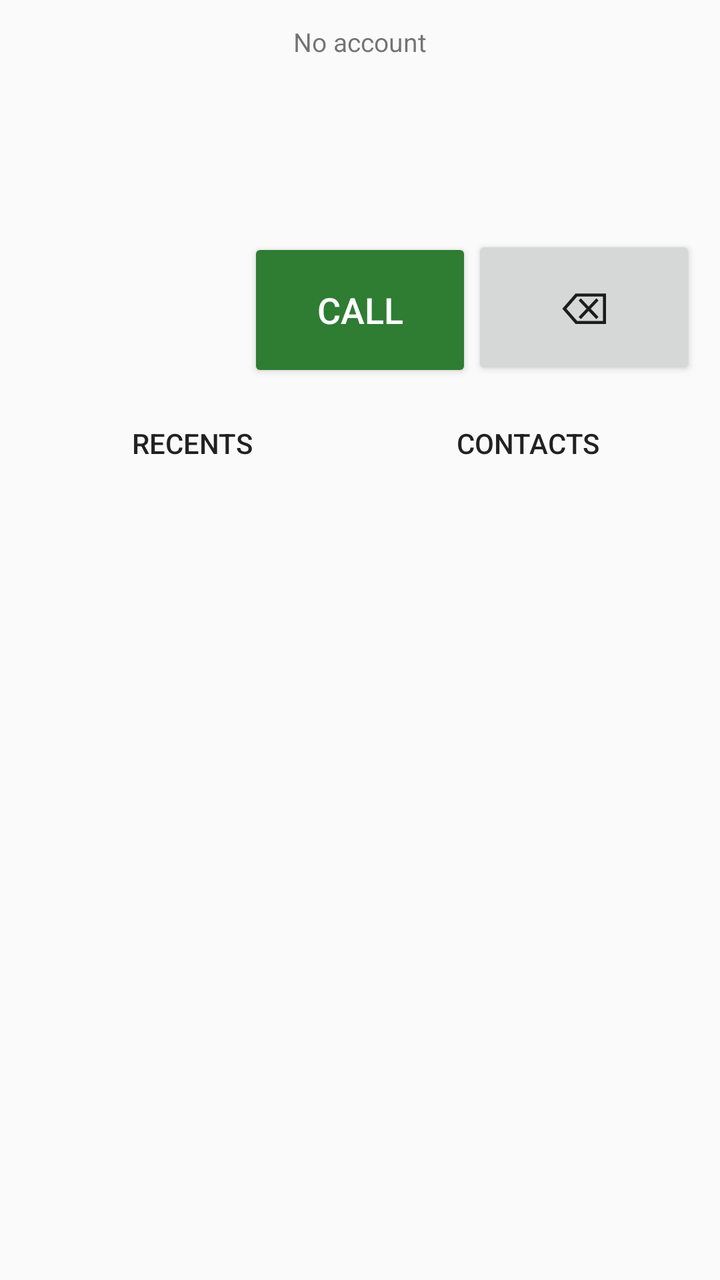
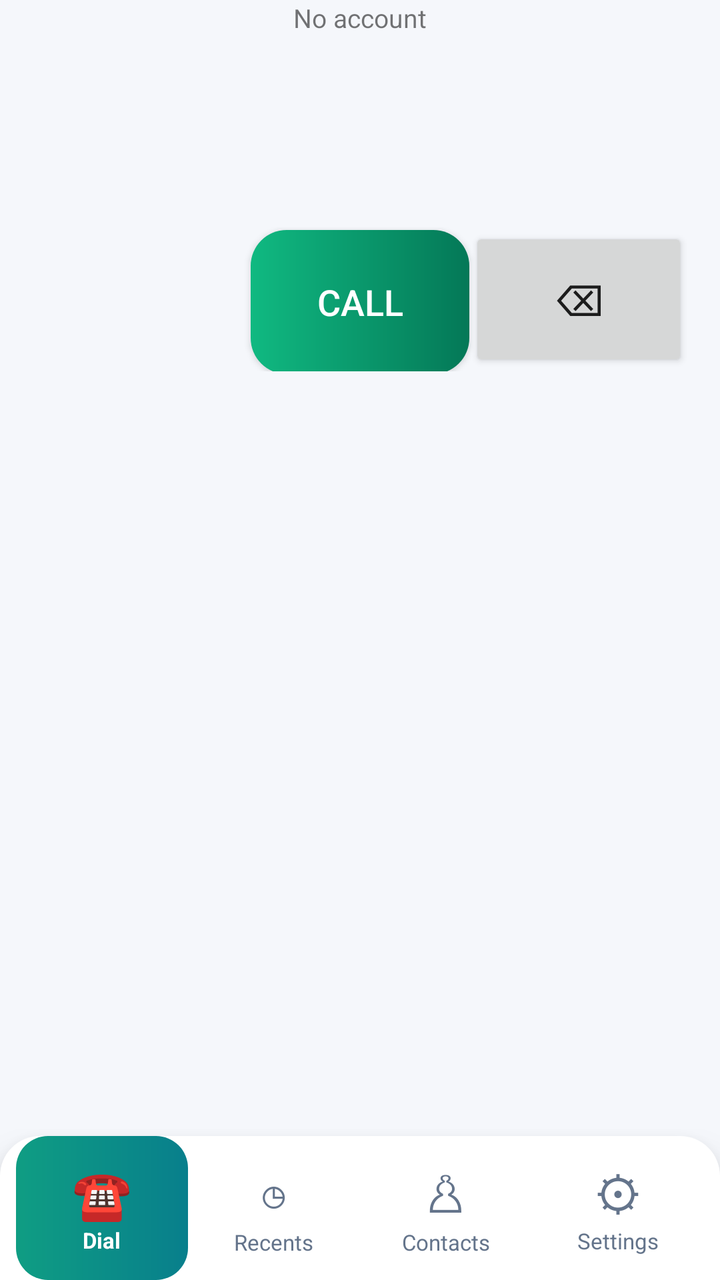

Two renders of the same Android screen: before a commit and after it. Below are the layout's source before the change and the commit's diff.
<!-- AndroidManifest.xml: application theme Theme.SoftDial -->
<!-- res/layout/activity_main.xml -->
<?xml version="1.0" encoding="utf-8"?>
<LinearLayout xmlns:android="http://schemas.android.com/apk/res/android"
    android:layout_width="match_parent"
    android:layout_height="match_parent"
    android:orientation="vertical"
    android:padding="12dp">

    <TextView
        android:id="@+id/tvReg"
        android:layout_width="match_parent"
        android:layout_height="wrap_content"
        android:gravity="center"
        android:text="No account"
        android:textSize="13sp" />

    
    <LinearLayout
        android:id="@+id/dialerGroup"
        android:layout_width="match_parent"
        android:layout_height="match_parent"
        android:orientation="vertical">

        <Button
            android:id="@+id/btnFrom"
            style="?android:attr/borderlessButtonStyle"
            android:layout_width="match_parent"
            android:layout_height="wrap_content"
            android:visibility="gone" />

        <TextView
            android:id="@+id/tvNumber"
            android:layout_width="match_parent"
            android:layout_height="56dp"
            android:ellipsize="start"
            android:gravity="center"
            android:maxLines="1"
            android:textSize="32sp" />

        <TextView
            android:id="@+id/tvContact"
            android:layout_width="match_parent"
            android:layout_height="24dp"
            android:gravity="center"
            android:textSize="14sp" />

        <GridLayout
            android:id="@+id/pad"
            android:layout_width="match_parent"
            android:layout_height="wrap_content"
            android:columnCount="3" />

        <LinearLayout
            android:layout_width="match_parent"
            android:layout_height="wrap_content"
            android:layout_marginTop="8dp"
            android:orientation="horizontal">

            <View
                android:layout_width="0dp"
                android:layout_height="1dp"
                android:layout_weight="1" />

            <Button
                android:id="@+id/btnCall"
                android:layout_width="0dp"
                android:layout_height="72dp"
                android:layout_weight="1"
                android:backgroundTint="#2E7D32"
                android:text="Call"
                android:textColor="#FFFFFF"
                android:textSize="18sp" />

            <Button
                android:id="@+id/btnBack"
                android:layout_width="0dp"
                android:layout_height="72dp"
                android:layout_weight="1"
                android:text="⌫"
                android:textSize="22sp" />
        </LinearLayout>

        <LinearLayout
            android:layout_width="match_parent"
            android:layout_height="wrap_content"
            android:layout_marginTop="8dp"
            android:orientation="horizontal">

            <Button
                android:id="@+id/btnRecents"
                style="?android:attr/borderlessButtonStyle"
                android:layout_width="0dp"
                android:layout_height="wrap_content"
                android:layout_weight="1"
                android:text="Recents" />

            <Button
                android:id="@+id/btnContacts"
                style="?android:attr/borderlessButtonStyle"
                android:layout_width="0dp"
                android:layout_height="wrap_content"
                android:layout_weight="1"
                android:text="Contacts" />
        </LinearLayout>
    </LinearLayout>

    
    <ScrollView
        android:id="@+id/callGroup"
        android:layout_width="match_parent"
        android:layout_height="match_parent"
        android:fillViewport="true"
        android:visibility="gone">

        <LinearLayout
            android:layout_width="match_parent"
            android:layout_height="wrap_content"
            android:gravity="center_horizontal"
            android:orientation="vertical">

            <TextView
                android:id="@+id/tvCallInfo"
                android:layout_width="wrap_content"
                android:layout_height="wrap_content"
                android:layout_marginTop="32dp"
                android:textSize="28sp" />

            <TextView
                android:id="@+id/tvCallState"
                android:layout_width="wrap_content"
                android:layout_height="wrap_content"
                android:layout_marginTop="8dp"
                android:textSize="16sp" />

            <LinearLayout
                android:id="@+id/controls"
                android:layout_width="match_parent"
                android:layout_height="wrap_content"
                android:layout_marginTop="32dp"
                android:orientation="vertical"
                android:visibility="gone">

                <LinearLayout
                    android:layout_width="match_parent"
                    android:layout_height="wrap_content"
                    android:orientation="horizontal">

                    <Button
                        android:id="@+id/btnMute"
                        android:layout_width="0dp"
                        android:layout_height="wrap_content"
                        android:layout_weight="1"
                        android:text="Mute" />

                    <Button
                        android:id="@+id/btnSpeaker"
                        android:layout_width="0dp"
                        android:layout_height="wrap_content"
                        android:layout_weight="1"
                        android:text="Speaker" />

                    <Button
                        android:id="@+id/btnRecord"
                        android:layout_width="0dp"
                        android:layout_height="wrap_content"
                        android:layout_weight="1"
                        android:text="Record" />
                </LinearLayout>

                <LinearLayout
                    android:layout_width="match_parent"
                    android:layout_height="wrap_content"
                    android:orientation="horizontal">

                    <Button
                        android:id="@+id/btnKeypad"
                        android:layout_width="0dp"
                        android:layout_height="wrap_content"
                        android:layout_weight="1"
                        android:text="Keypad" />

                    <Button
                        android:id="@+id/btnHold"
                        android:layout_width="0dp"
                        android:layout_height="wrap_content"
                        android:layout_weight="1"
                        android:text="Hold" />

                    <Button
                        android:id="@+id/btnSwap"
                        android:layout_width="0dp"
                        android:layout_height="wrap_content"
                        android:layout_weight="1"
                        android:text="Swap"
                        android:visibility="gone" />

                    <Button
                        android:id="@+id/btnAddCall"
                        android:layout_width="0dp"
                        android:layout_height="wrap_content"
                        android:layout_weight="1"
                        android:text="Add call" />
                </LinearLayout>
            </LinearLayout>

            <TextView
                android:id="@+id/tvDtmf"
                android:layout_width="match_parent"
                android:layout_height="wrap_content"
                android:layout_marginTop="8dp"
                android:ellipsize="start"
                android:gravity="center"
                android:maxLines="1"
                android:textSize="22sp"
                android:visibility="gone" />

            <GridLayout
                android:id="@+id/dtmfPad"
                android:layout_width="match_parent"
                android:layout_height="wrap_content"
                android:columnCount="3"
                android:visibility="gone" />

            
            <LinearLayout
                android:id="@+id/waitingGroup"
                android:layout_width="match_parent"
                android:layout_height="wrap_content"
                android:layout_marginTop="16dp"
                android:orientation="vertical"
                android:visibility="gone">

                <TextView
                    android:id="@+id/tvWaiting"
                    android:layout_width="match_parent"
                    android:layout_height="wrap_content"
                    android:gravity="center"
                    android:textSize="16sp" />

                <LinearLayout
                    android:layout_width="match_parent"
                    android:layout_height="wrap_content"
                    android:orientation="horizontal">

                    <Button
                        android:id="@+id/btnAnswerWaiting"
                        android:layout_width="0dp"
                        android:layout_height="wrap_content"
                        android:layout_weight="1"
                        android:backgroundTint="#2E7D32"
                        android:text="Hold &amp; answer"
                        android:textColor="#FFFFFF" />

                    <Button
                        android:id="@+id/btnDeclineWaiting"
                        android:layout_width="0dp"
                        android:layout_height="wrap_content"
                        android:layout_weight="1"
                        android:text="Decline" />
                </LinearLayout>
            </LinearLayout>

            <LinearLayout
                android:layout_width="match_parent"
                android:layout_height="wrap_content"
                android:layout_marginTop="24dp"
                android:orientation="horizontal">

                <Button
                    android:id="@+id/btnAnswer"
                    android:layout_width="0dp"
                    android:layout_height="72dp"
                    android:layout_weight="1"
                    android:backgroundTint="#2E7D32"
                    android:text="Answer"
                    android:textColor="#FFFFFF"
                    android:visibility="gone" />

                <Button
                    android:id="@+id/btnHangup"
                    android:layout_width="0dp"
                    android:layout_height="72dp"
                    android:layout_weight="1"
                    android:backgroundTint="#C62828"
                    android:text="Hang up"
                    android:textColor="#FFFFFF" />
            </LinearLayout>
        </LinearLayout>
    </ScrollView>
</LinearLayout>
<!-- resources referenced by this layout -->
<resources>
  <style name="Theme.SoftDial" parent="Theme.AppCompat.DayNight.DarkActionBar" />
</resources>

<!-- the commit's change to res/layout/activity_main.xml (unified diff, before → after) -->
@@ -3,7 +3,7 @@
     android:layout_width="match_parent"
     android:layout_height="match_parent"
     android:orientation="vertical"
-    android:padding="12dp">
+    android:background="#F5F7FB">
 
     <TextView
         android:id="@+id/tvReg"
@@ -17,7 +17,11 @@
     <LinearLayout
         android:id="@+id/dialerGroup"
         android:layout_width="match_parent"
-        android:layout_height="match_parent"
+        android:layout_height="0dp"
+        android:layout_weight="1"
+        android:paddingStart="16dp"
+        android:paddingEnd="16dp"
+        android:paddingTop="8dp"
         android:orientation="vertical">
 
         <Button
@@ -65,7 +69,7 @@
                 android:layout_width="0dp"
                 android:layout_height="72dp"
                 android:layout_weight="1"
-                android:backgroundTint="#2E7D32"
+                android:background="@drawable/bg_call_gradient"
                 android:text="Call"
                 android:textColor="#FFFFFF"
                 android:textSize="18sp" />
@@ -91,6 +95,7 @@
                 android:layout_width="0dp"
                 android:layout_height="wrap_content"
                 android:layout_weight="1"
+                android:visibility="gone"
                 android:text="Recents" />
 
             <Button
@@ -99,6 +104,7 @@
                 android:layout_width="0dp"
                 android:layout_height="wrap_content"
                 android:layout_weight="1"
+                android:visibility="gone"
                 android:text="Contacts" />
         </LinearLayout>
     </LinearLayout>
@@ -107,7 +113,8 @@
     <ScrollView
         android:id="@+id/callGroup"
         android:layout_width="match_parent"
-        android:layout_height="match_parent"
+        android:layout_height="0dp"
+        android:layout_weight="1"
         android:fillViewport="true"
         android:visibility="gone">
 
@@ -286,4 +293,67 @@
             </LinearLayout>
         </LinearLayout>
     </ScrollView>
+
+    <LinearLayout
+        android:id="@+id/bottomNav"
+        android:layout_width="match_parent"
+        android:layout_height="72dp"
+        android:orientation="horizontal"
+        android:gravity="center"
+        android:background="@drawable/bg_bottom_nav"
+        android:elevation="12dp"
+        android:paddingStart="8dp"
+        android:paddingEnd="8dp">
+
+        <LinearLayout
+            android:id="@+id/navDial"
+            android:layout_width="0dp"
+            android:layout_height="match_parent"
+            android:layout_weight="1"
+            android:gravity="center"
+            android:orientation="vertical"
+            android:background="@drawable/bg_nav_selected"
+            android:clickable="true"
+            android:focusable="true"
+            android:contentDescription="Dialer">
+            <TextView android:layout_width="wrap_content" android:layout_height="wrap_content" android:text="☎" android:textSize="24sp" android:textColor="#FFFFFF"/>
+            <TextView android:layout_width="wrap_content" android:layout_height="wrap_content" android:text="Dial" android:textSize="11sp" android:textStyle="bold" android:textColor="#FFFFFF"/>
+        </LinearLayout>
+
+        <LinearLayout
+            android:id="@+id/navRecents"
+            android:layout_width="0dp"
+            android:layout_height="match_parent"
+            android:layout_weight="1"
+            android:gravity="center"
+            android:orientation="vertical"
+            android:clickable="true" android:focusable="true" android:contentDescription="Recent calls">
+            <TextView android:layout_width="wrap_content" android:layout_height="wrap_content" android:text="◷" android:textSize="25sp" android:textColor="#64748B"/>
+            <TextView android:layout_width="wrap_content" android:layout_height="wrap_content" android:text="Recents" android:textSize="11sp" android:textColor="#64748B"/>
+        </LinearLayout>
+
+        <LinearLayout
+            android:id="@+id/navContacts"
+            android:layout_width="0dp"
+            android:layout_height="match_parent"
+            android:layout_weight="1"
+            android:gravity="center"
+            android:orientation="vertical"
+            android:clickable="true" android:focusable="true" android:contentDescription="Contacts">
+            <TextView android:layout_width="wrap_content" android:layout_height="wrap_content" android:text="♙" android:textSize="25sp" android:textColor="#64748B"/>
+            <TextView android:layout_width="wrap_content" android:layout_height="wrap_content" android:text="Contacts" android:textSize="11sp" android:textColor="#64748B"/>
+        </LinearLayout>
+
+        <LinearLayout
+            android:id="@+id/navSettings"
+            android:layout_width="0dp"
+            android:layout_height="match_parent"
+            android:layout_weight="1"
+            android:gravity="center"
+            android:orientation="vertical"
+            android:clickable="true" android:focusable="true" android:contentDescription="Settings">
+            <TextView android:layout_width="wrap_content" android:layout_height="wrap_content" android:text="⚙" android:textSize="24sp" android:textColor="#64748B"/>
+            <TextView android:layout_width="wrap_content" android:layout_height="wrap_content" android:text="Settings" android:textSize="11sp" android:textColor="#64748B"/>
+        </LinearLayout>
+    </LinearLayout>
 </LinearLayout>
<!-- resource entries referenced after the edit -->
@@ -1,5 +1,23 @@
 <!-- resources referenced by this layout -->
 <resources>
+  <!-- drawable bg_bottom_nav (drawable) -->
+  <?xml version="1.0" encoding="utf-8"?>
+  <shape xmlns:android="http://schemas.android.com/apk/res/android" android:shape="rectangle">
+      <solid android:color="#FFFFFF" />
+      <corners android:topLeftRadius="20dp" android:topRightRadius="20dp" />
+  </shape>
+  <!-- drawable bg_call_gradient (drawable) -->
+  <?xml version="1.0" encoding="utf-8"?>
+  <shape xmlns:android="http://schemas.android.com/apk/res/android" android:shape="rectangle">
+      <gradient android:startColor="#10B981" android:endColor="#047857" android:angle="0" />
+      <corners android:radius="18dp" />
+  </shape>
+  <!-- drawable bg_nav_selected (drawable) -->
+  <?xml version="1.0" encoding="utf-8"?>
+  <shape xmlns:android="http://schemas.android.com/apk/res/android" android:shape="rectangle">
+      <gradient android:startColor="#0F9D83" android:endColor="#087F8C" android:angle="0" />
+      <corners android:radius="16dp" />
+  </shape>
   <style name="Theme.SoftDial" parent="Theme.AppCompat.DayNight.DarkActionBar" />
 </resources>
 
